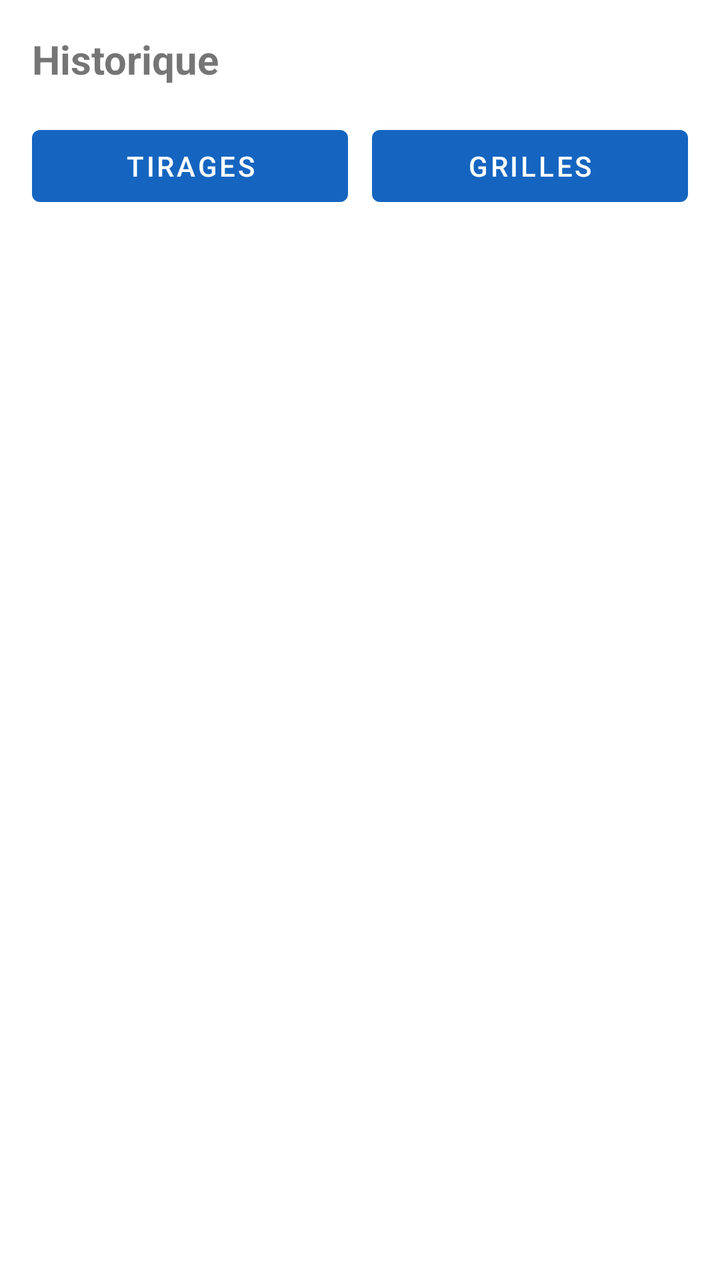
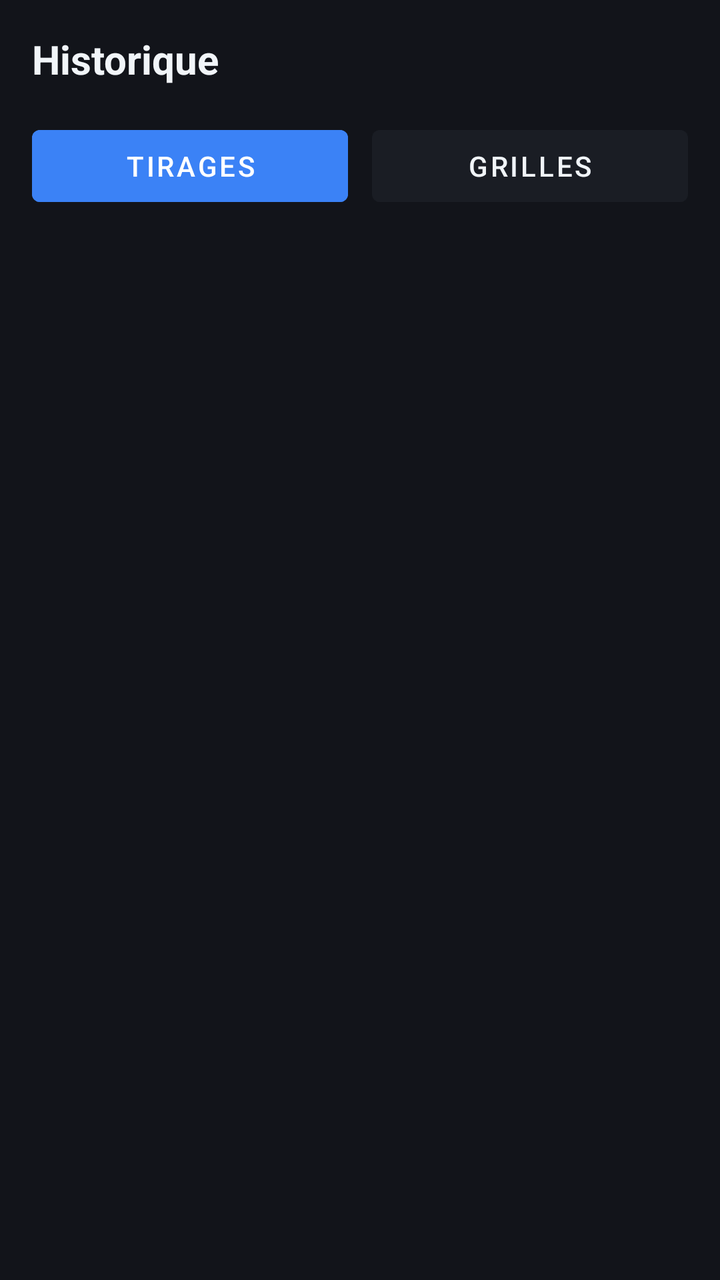

Screens rendered from an Android XML layout before and after an edit, with the pre-edit source and the edit as a unified diff.
<!-- AndroidManifest.xml: application theme Theme.SAMEGLOBAL_LOTO5_90 -->
<!-- res/layout/activity_historique.xml -->
<?xml version="1.0" encoding="utf-8"?>
<LinearLayout xmlns:android="http://schemas.android.com/apk/res/android"
    android:layout_width="match_parent"
    android:layout_height="match_parent"
    android:orientation="vertical"
    android:padding="16dp">

    <TextView
        android:layout_width="wrap_content"
        android:layout_height="wrap_content"
        android:text="Historique"
        android:textSize="20sp"
        android:textStyle="bold"
        android:layout_marginBottom="16dp" />

    <LinearLayout
        android:layout_width="match_parent"
        android:layout_height="wrap_content"
        android:orientation="horizontal"
        android:layout_marginBottom="12dp">

        <Button
            android:id="@+id/btnOngletTirages"
            android:layout_width="0dp"
            android:layout_height="wrap_content"
            android:layout_weight="1"
            android:layout_marginEnd="6dp"
            android:text="TIRAGES" />

        <Button
            android:id="@+id/btnOngletGrilles"
            android:layout_width="0dp"
            android:layout_height="wrap_content"
            android:layout_weight="1"
            android:layout_marginStart="6dp"
            android:text="GRILLES" />

    </LinearLayout>

    <TextView
        android:id="@+id/tvSousTitre"
        android:layout_width="wrap_content"
        android:layout_height="wrap_content"
        android:textStyle="bold"
        android:layout_marginBottom="8dp" />

    <androidx.recyclerview.widget.RecyclerView
        android:id="@+id/rvHistorique"
        android:layout_width="match_parent"
        android:layout_height="0dp"
        android:layout_weight="1" />

</LinearLayout>
<!-- resources referenced by this layout -->
<resources>
  <style name="Theme.SAMEGLOBAL_LOTO5_90" parent="Theme.MaterialComponents.Light.DarkActionBar">
          <item name="colorPrimary">@color/colorPrimary</item>
          <item name="colorPrimaryVariant">@color/colorPrimaryDark</item>
          <item name="colorOnPrimary">#FFFFFF</item>
          <item name="colorSecondary">@color/colorAccent</item>
          <item name="colorSecondaryVariant">@color/colorAccent</item>
          <item name="colorOnSecondary">#000000</item>
          <item name="android:statusBarColor" tools:targetApi="l">@color/colorPrimaryDark</item>
      </style>
  <color name="colorPrimary">#1565C0</color>
  <color name="colorPrimaryDark">#0D47A1</color>
  <color name="colorAccent">#FFC107</color>
</resources>

<!-- the commit's change to res/layout/activity_historique.xml (unified diff, before → after) -->
@@ -3,6 +3,7 @@
     android:layout_width="match_parent"
     android:layout_height="match_parent"
     android:orientation="vertical"
+    android:background="@color/backgroundDark"
     android:padding="16dp">
 
     <TextView
@@ -11,6 +12,7 @@
         android:text="Historique"
         android:textSize="20sp"
         android:textStyle="bold"
+        android:textColor="@color/textPrimary"
         android:layout_marginBottom="16dp" />
 
     <LinearLayout
@@ -25,6 +27,8 @@
             android:layout_height="wrap_content"
             android:layout_weight="1"
             android:layout_marginEnd="6dp"
+            android:backgroundTint="@color/colorPrimary"
+            android:textColor="#FFFFFF"
             android:text="TIRAGES" />
 
         <Button
@@ -33,6 +37,8 @@
             android:layout_height="wrap_content"
             android:layout_weight="1"
             android:layout_marginStart="6dp"
+            android:backgroundTint="@color/surfaceDark"
+            android:textColor="@color/textPrimary"
             android:text="GRILLES" />
 
     </LinearLayout>
@@ -42,6 +48,7 @@
         android:layout_width="wrap_content"
         android:layout_height="wrap_content"
         android:textStyle="bold"
+        android:textColor="@color/colorPrimary"
         android:layout_marginBottom="8dp" />
 
     <androidx.recyclerview.widget.RecyclerView
<!-- resource entries referenced after the edit -->
@@ -1,16 +1,27 @@
 <!-- resources referenced by this layout -->
 <resources>
-  <style name="Theme.SAMEGLOBAL_LOTO5_90" parent="Theme.MaterialComponents.Light.DarkActionBar">
+  <color name="backgroundDark">#12141A</color>
+  <style name="Theme.SAMEGLOBAL_LOTO5_90" parent="Theme.MaterialComponents.NoActionBar">
           <item name="colorPrimary">@color/colorPrimary</item>
           <item name="colorPrimaryVariant">@color/colorPrimaryDark</item>
           <item name="colorOnPrimary">#FFFFFF</item>
           <item name="colorSecondary">@color/colorAccent</item>
           <item name="colorSecondaryVariant">@color/colorAccent</item>
-          <item name="colorOnSecondary">#000000</item>
-          <item name="android:statusBarColor" tools:targetApi="l">@color/colorPrimaryDark</item>
+          <item name="colorOnSecondary">#FFFFFF</item>
+  
+          <item name="android:windowBackground">@color/backgroundDark</item>
+          <item name="android:textColorPrimary">@color/textPrimary</item>
+          <item name="android:textColorSecondary">@color/textSecondary</item>
+  
+          <item name="android:statusBarColor" tools:targetApi="l">@color/surfaceDark</item>
+          <item name="android:navigationBarColor" tools:targetApi="l">@color/backgroundDark</item>
+          <item name="android:windowLightStatusBar" tools:targetApi="m">false</item>
       </style>
-  <color name="colorPrimary">#1565C0</color>
-  <color name="colorPrimaryDark">#0D47A1</color>
-  <color name="colorAccent">#FFC107</color>
+  <color name="colorPrimary">#3B82F6</color>
+  <color name="surfaceDark">#1A1D24</color>
+  <color name="textPrimary">#F1F5F9</color>
+  <color name="colorPrimaryDark">#1E3A8A</color>
+  <color name="colorAccent">#3B82F6</color>
+  <color name="textSecondary">#94A3B8</color>
 </resources>
 
